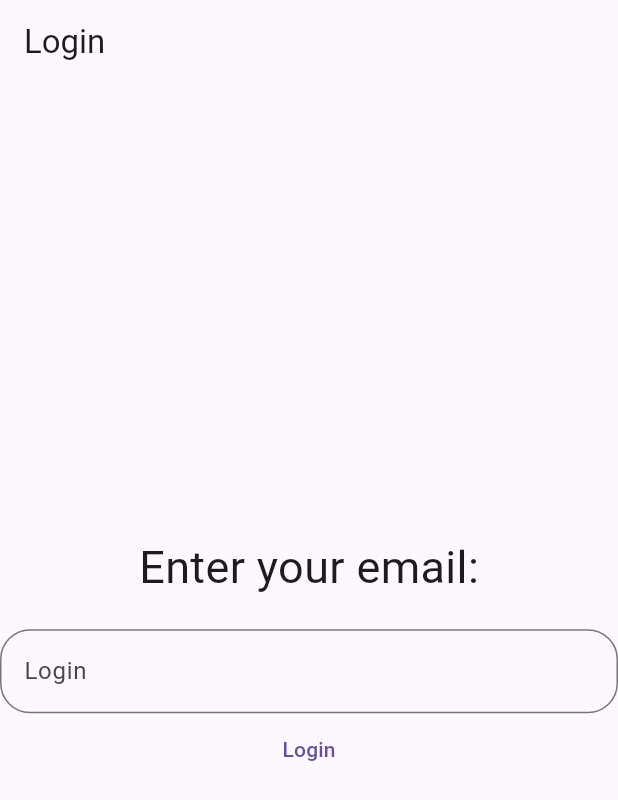
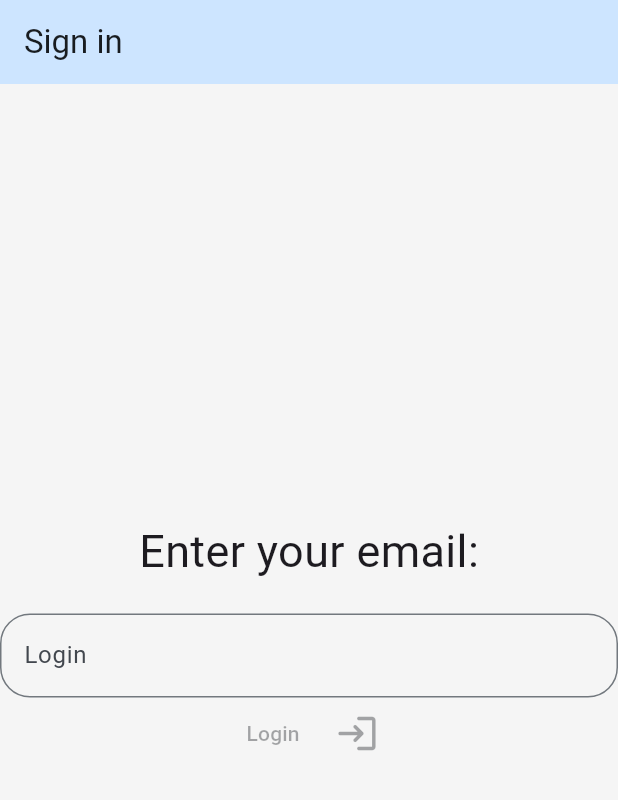
Before and after one commit to Flutter007/test5, a Flutter app: the screen it shows after launch, on a phone screen of 412 x 824 dp. Shown: the top 800 px of the screen. Run offline on Flutter 3.47's test engine with Material 3 defaults, Android fonts, the phone set to English and light mode, and no system bars.

Commit message:
Changed theme of App,added widget for text, added BottomSheet to change info,refactored some code and test app.

```diff
--- a/lib/main.dart
+++ b/lib/main.dart
@@ -1,7 +1,7 @@
 import 'package:flutter/material.dart';
-import 'package:test5/screens/ribbon_screen.dart';
 import 'package:test5/test5.dart';
+import 'package:test5/theme/light_theme.dart';
 
 void main() {
-  runApp(MaterialApp(home: Test5()));
+  runApp(MaterialApp(theme: lightTheme, home: Test5()));
 }
--- a/lib/models/post.dart
+++ b/lib/models/post.dart
@@ -19,7 +19,7 @@ class Post {
       message: json['message'],
       userId: json['userId'],
       id: json['_id'],
-      dateTime: DateTime.parse(json['dateTime']).toLocal(),
+      dateTime: DateTime.parse(json['datetime']).toLocal(),
       user: User.fromJson(json['user']),
     );
   }
--- a/lib/test5.dart
+++ b/lib/test5.dart
@@ -2,6 +2,7 @@ import 'package:flutter/material.dart';
 import 'package:test5/helpers/request.dart';
 import 'package:test5/models/user.dart';
 import 'package:test5/screens/ribbon_screen.dart';
+import 'package:test5/theme/colors.dart';
 
 import 'models/post.dart';
 
@@ -17,29 +18,35 @@ class _Test5State extends State<Test5> {
   List<User> user = [];
   List<Post> posts = [];
   String? email;
+  bool isLoading = false;
   String? error;
 
   void fetchProfile() async {
+    setState(() {
+      isLoading = true;
+      error = null;
+    });
     try {
       final Map<String, dynamic> userData = await requestGet(
         'http://146.185.154.90:8000/blog/$email/profile',
       );
-      final postsFuture = requestGet(
+
+      final List<dynamic> postsData = await requestGet(
         'http://146.185.154.90:8000/blog/$email/posts',
       );
-      final List<dynamic> postsData = await postsFuture;
 
       setState(() {
         user = [User.fromJson(userData)];
-        posts =
-            postsData
-                .map((post) => Post.fromJson(post as Map<String, dynamic>))
-                .toList();
+        posts = postsData.map((post) => Post.fromJson(post)).toList();
+        isLoading = false;
         error = null;
       });
       profile();
     } catch (e) {
+      setState(() {
         error = e.toString();
+        isLoading = false;
+      });
     }
   }
 
@@ -54,8 +61,17 @@ class _Test5State extends State<Test5> {
 
   @override
   Widget build(BuildContext context) {
+    bool containsEmail =
+        emailController.text.contains('@gmail.com') ||
+        emailController.text.contains('@yahoo.com') ||
+        emailController.text.contains('@mail.ru');
+    final theme = Theme.of(context);
+    final customColor = Theme.of(context).extension<CustomColor>()!;
     Widget content;
-    content = Center(
+    if (!isLoading) {
+      content = Container(
+        color: customColor.screenBackgroundColor,
+        child: Center(
           child: Column(
             mainAxisAlignment: MainAxisAlignment.center,
             children: [
@@ -75,15 +91,42 @@ class _Test5State extends State<Test5> {
                   ),
                 ),
               ),
+              Row(
+                mainAxisAlignment: MainAxisAlignment.center,
+                children: [
                   TextButton(
-            onPressed: () {
+                    onPressed:
+                        email != null && containsEmail
+                            ? () {
                               fetchProfile();
-            },
+                            }
+                            : null,
                     child: Text('Login'),
+                  ),
+                  IconButton(
+                    onPressed:
+                        email != null && containsEmail
+                            ? () {
+                              fetchProfile();
+                            }
+                            : null,
+                    icon: Icon(Icons.login_rounded, size: 30),
                   ),
                 ],
               ),
+              error != null
+                  ? Text(
+                    error!,
+                    style: TextStyle(color: theme.colorScheme.error),
+                  )
+                  : Text(''),
+            ],
+          ),
+        ),
       );
-    return Scaffold(appBar: AppBar(title: Text('Login ')), body: content);
+    } else {
+      content = Center(child: CircularProgressIndicator());
+    }
+    return Scaffold(appBar: AppBar(title: Text('Sign in ')), body: content);
   }
 }
--- /dev/null
+++ b/lib/theme/colors.dart
@@ -0,0 +1,31 @@
+import 'package:flutter/material.dart';
+
+class CustomColor extends ThemeExtension<CustomColor> {
+  final Color screenBackgroundColor;
+
+  CustomColor({required this.screenBackgroundColor});
+
+  @override
+  ThemeExtension<CustomColor> copyWith({
+    Color? cardTextColor,
+    Color? cardBackgroundColor,
+    Color? screenBackgroundColor,
+  }) {
+    return CustomColor(
+      screenBackgroundColor:
+          screenBackgroundColor ?? this.screenBackgroundColor,
+    );
+  }
+
+  @override
+  ThemeExtension<CustomColor> lerp(
+    covariant ThemeExtension<CustomColor>? other,
+    double t,
+  ) {
+    if (other is! CustomColor) return this;
+    return CustomColor(
+      screenBackgroundColor:
+          Color.lerp(screenBackgroundColor, other.screenBackgroundColor, t)!,
+    );
+  }
+}
```
Also changed, not shown: lib/helpers/formattedDate.dart (added, +27 -0 lines), lib/helpers/request.dart (+5 -2 lines), lib/screens/ribbon_screen.dart (+98 -5 lines), lib/theme/light_theme.dart (added, +19 -0 lines), lib/widgets/post_text.dart (added, +18 -0 lines), lib/widgets/rename_sheet.dart (+17 -4 lines), lib/widgets/subscribe_widget.dart (added, +50 -0 lines). Lines whose indentation alone changed are shown as unchanged.
